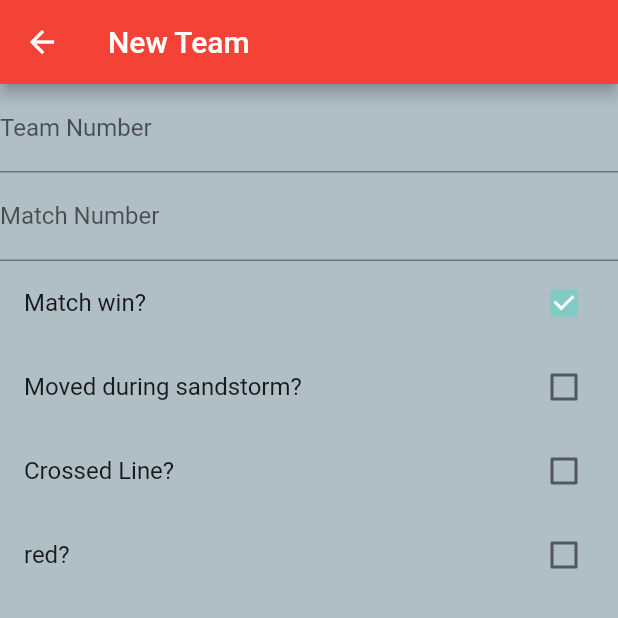
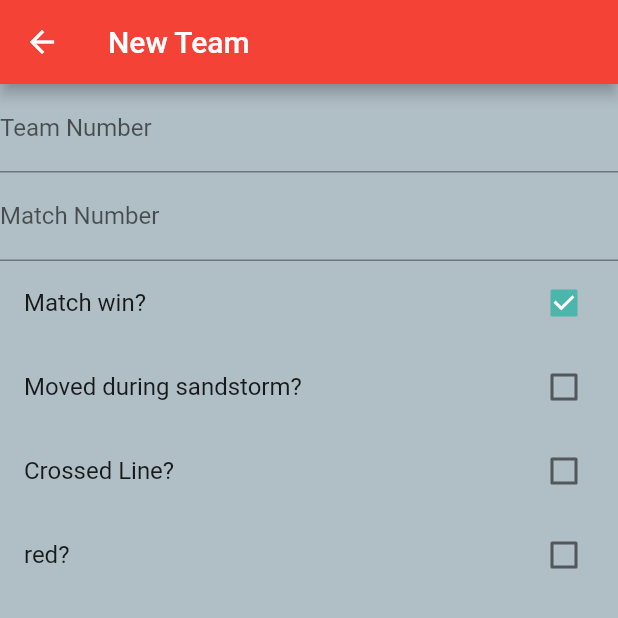
Before and after one commit to frc4976/frc2019-scouting-app, a Flutter app: the Team screen opened directly, after a tap on "Match win?", on a phone screen of 412 x 824 dp, the top half of it. Run offline on Flutter 3.47's test engine with Material 2 defaults, Android fonts, the phone set to English and light mode, and no system bars.

Commit message:
Commit Message

```diff
--- a/lib/main.dart
+++ b/lib/main.dart
@@ -393,7 +393,7 @@ class TeamState extends State<Team>{
               CheckboxListTile(
                   value: checkValue,
                   title: new Text('Match win?'),
-                activeColor: Colors.teal[200],
+                activeColor: Colors.teal[300],
                 onChanged: (bool changed) {
                     setState( () {
                       checkValue = changed;
@@ -487,5 +487,5 @@ void addTeamInfo(){
 
 }
 
-//TODO: change placeholders to functioning checkboxes and textfields
+//TODO: change placeholders to functioning checkboxes and text fields
 //TODO: colors with variables, use setState
```
